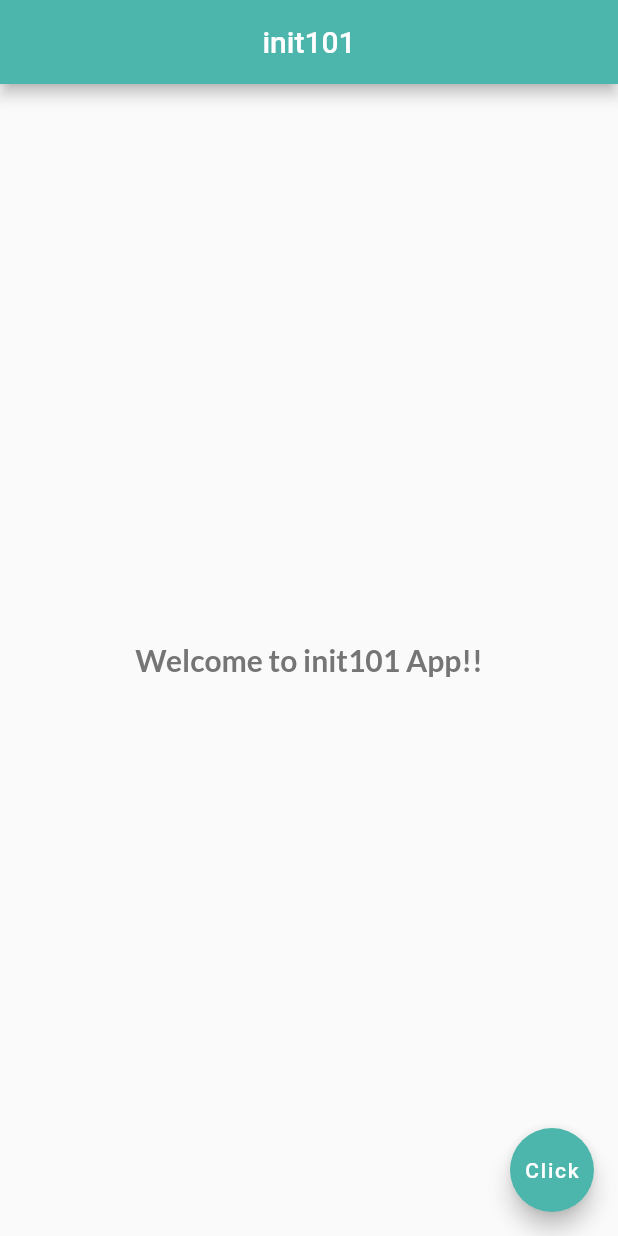
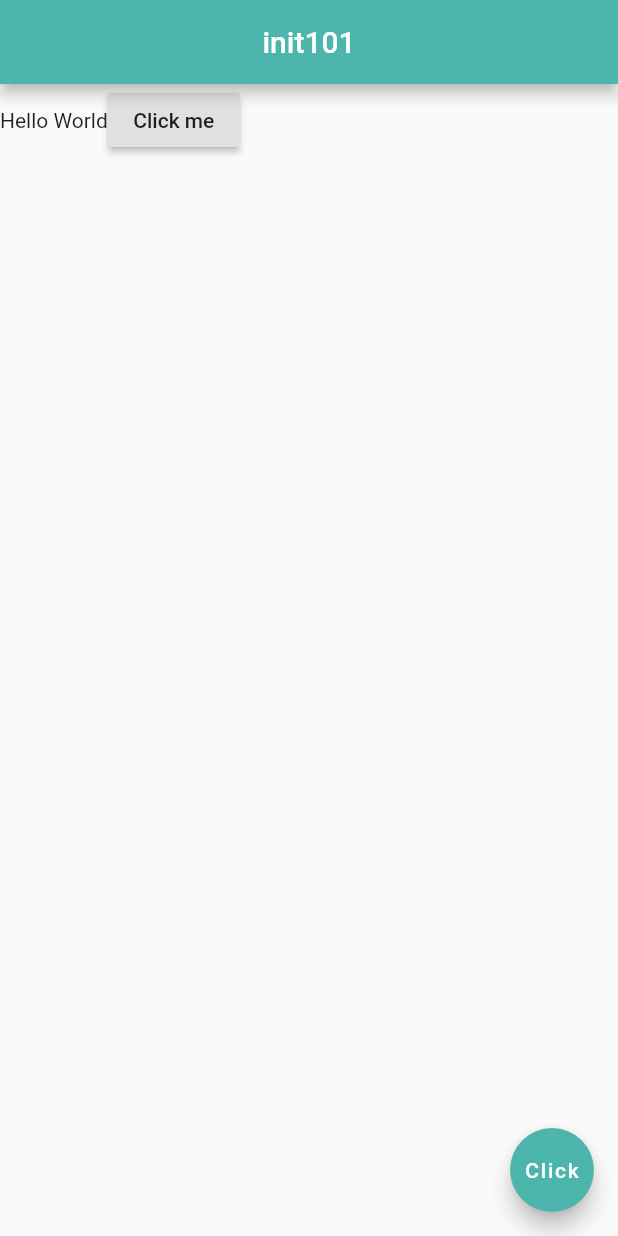
Before and after one commit to nobioma1/flutter-1ty1, a Flutter app: the screen it shows after launch, on a phone screen of 412 x 824 dp. Run offline on Flutter 3.47's test engine with Material 2 defaults, Android fonts, the phone set to English and light mode, and no system bars.

Commit message:
Add Raised button

```diff
--- a/init101/lib/main.dart
+++ b/init101/lib/main.dart
@@ -11,15 +11,14 @@ class Home extends StatelessWidget {
         centerTitle: true,
         backgroundColor: Colors.teal[300],
       ),
-      body: Center(
-        child: Text(
-          'Welcome to init101 App!!',
-          style: TextStyle(
-              fontSize: 20.0,
-              fontWeight: FontWeight.bold,
-              color: Colors.grey[600],
-              fontFamily: 'Lato'),
-        ),
+      body: Row(
+        children: <Widget>[
+          Text('Hello World'),
+          RaisedButton(
+            child: Text("Click me"),
+            onPressed: () {},
+          )
+        ],
       ),
       floatingActionButton: FloatingActionButton(
         child: Text('Click'),
```
